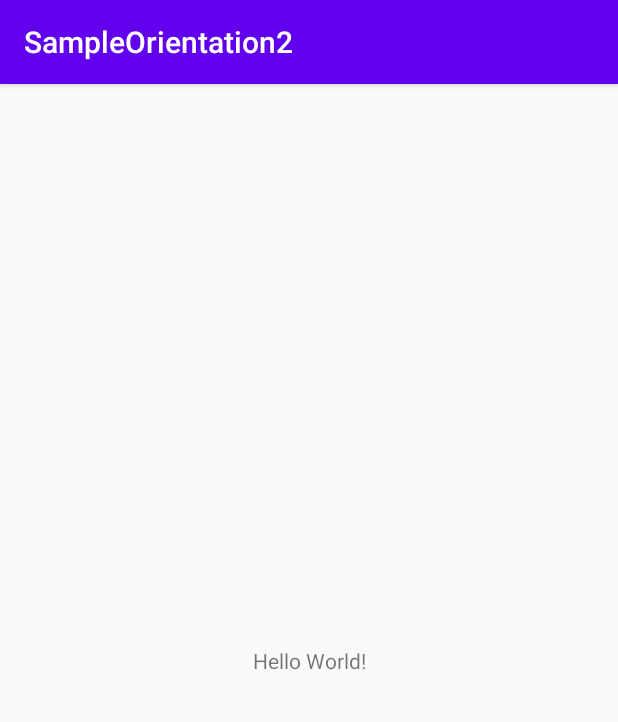
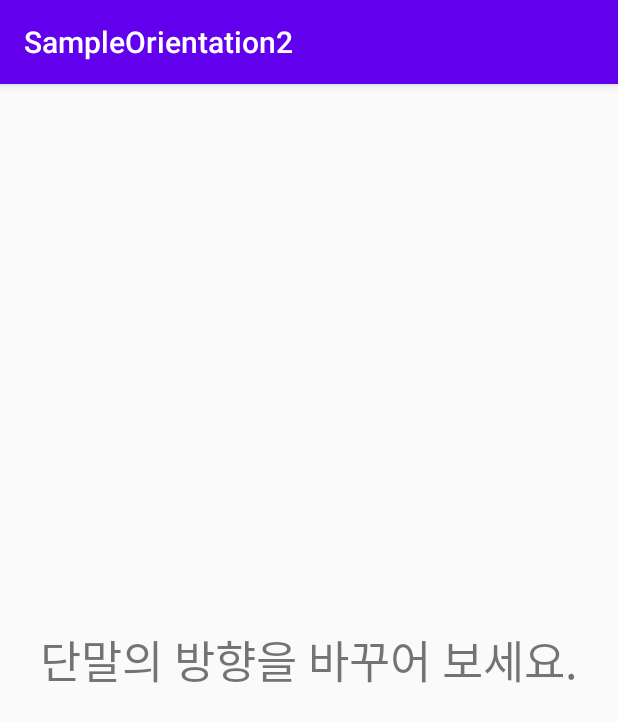
Before and after one commit to breaktimeSeok/SampleOrientation2, an Android app: the screen it shows after launch (MainActivity), on a phone screen of 412 x 824 dp. Shown: the top 722 px of the screen. Run offline under Robolectric (Android 15) with nearby library versions, the phone set to English and light mode, and no system bars.

Commit message:
AndroidManifest에 configChanges 속성 추가하여 회전 시 액티비티 변하게 설정하기

```diff
--- a/app/src/main/AndroidManifest.xml
+++ b/app/src/main/AndroidManifest.xml
@@ -9,7 +9,8 @@
         android:roundIcon="@mipmap/ic_launcher_round"
         android:supportsRtl="true"
         android:theme="@style/AppTheme">
-        <activity android:name=".MainActivity">
+        <activity android:name=".MainActivity"
+            android:configChanges="orientation|screenSize|keyboardHidden">
             <intent-filter>
                 <action android:name="android.intent.action.MAIN" />
 
--- a/app/src/main/res/layout/activity_main.xml
+++ b/app/src/main/res/layout/activity_main.xml
@@ -9,7 +9,8 @@
     <TextView
         android:layout_width="wrap_content"
         android:layout_height="wrap_content"
-        android:text="Hello World!"
+        android:text="단말의 방향을 바꾸어 보세요."
+        android:textSize="30sp"
         app:layout_constraintBottom_toBottomOf="parent"
         app:layout_constraintLeft_toLeftOf="parent"
         app:layout_constraintRight_toRightOf="parent"
```
Also changed, not shown: app/src/main/java/com/example/sampleorientation2/MainActivity.java (+18 -0 lines).
